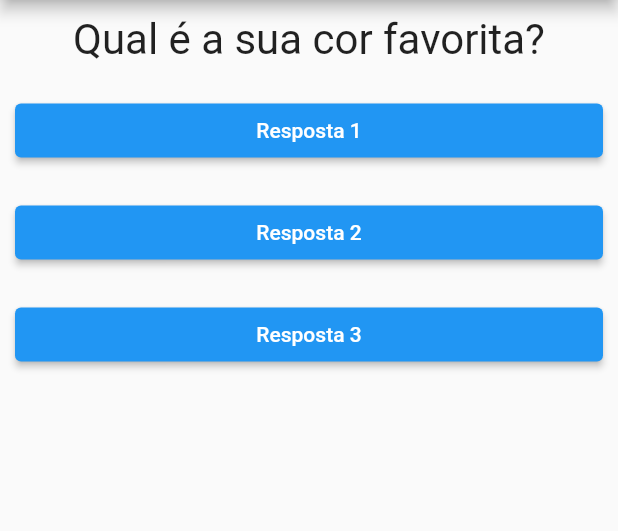
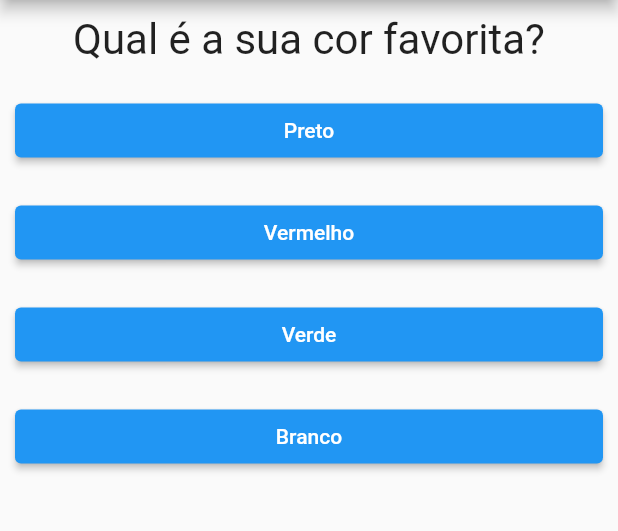
Before and after one commit to arthurrossibr/flutter-projeto-perguntas, a Flutter app: the screen it shows after launch, on a phone screen of 412 x 824 dp, the part 84-615 px from its top. Run offline on Flutter 3.47's test engine with Material 2 defaults, Android fonts, the phone set to English and light mode, and no system bars.

Commit message:
Corrigindo problema de range inválido

```diff
--- a/lib/main.dart
+++ b/lib/main.dart
@@ -15,16 +15,7 @@ class PerguntasApp extends StatefulWidget {
 
 class _PerguntasAppState extends State<PerguntasApp> {
   var _perguntaSelecionada = 0;
-
-  void _responder() {
-    setState(() {
-      _perguntaSelecionada++;
-    });
-  }
-
-  @override
-  Widget build(BuildContext context) {
-    final List<Map<String, Object>> perguntas = [
+  final _perguntas = const [
     {
       'texto': 'Qual é a sua cor favorita?',
       'resposta': ['Preto', 'Vermelho', 'Verde', 'Branco'],
@@ -39,19 +30,38 @@ class _PerguntasAppState extends State<PerguntasApp> {
     }
   ];
 
+  void _responder() {
+    if (_perguntaSelecionada < _perguntas.length) {
+      setState(() {
+        _perguntaSelecionada++;
+      });
+    }
+  }
+
+  bool get temPerguntaSelecionada {
+    return _perguntaSelecionada < _perguntas.length;
+  }
+
+  @override
+  Widget build(BuildContext context) {
+    List<String> respostas = temPerguntaSelecionada
+        ? _perguntas[_perguntaSelecionada].cast()['resposta']
+        : [];
+
     return MaterialApp(
         home: Scaffold(
       appBar: AppBar(
         title: const Text('Perguntas'),
       ),
-      body: Column(
+      body: temPerguntaSelecionada
+          ? Column(
               children: <Widget>[
-          Questao(perguntas[_perguntaSelecionada]['texto'].toString()),
-          Resposta('Resposta 1', _responder),
-          Resposta('Resposta 2', _responder),
-          Resposta('Resposta 3', _responder),
+                Questao(_perguntas[_perguntaSelecionada]['texto'].toString()),
+                ...respostas.map((t) => Resposta(t, _responder)).toList(),
+                // ... é um spread operator
               ],
-      ),
+            )
+          : null,
     ));
   }
 }
```
Lines whose indentation alone changed are shown as unchanged.
